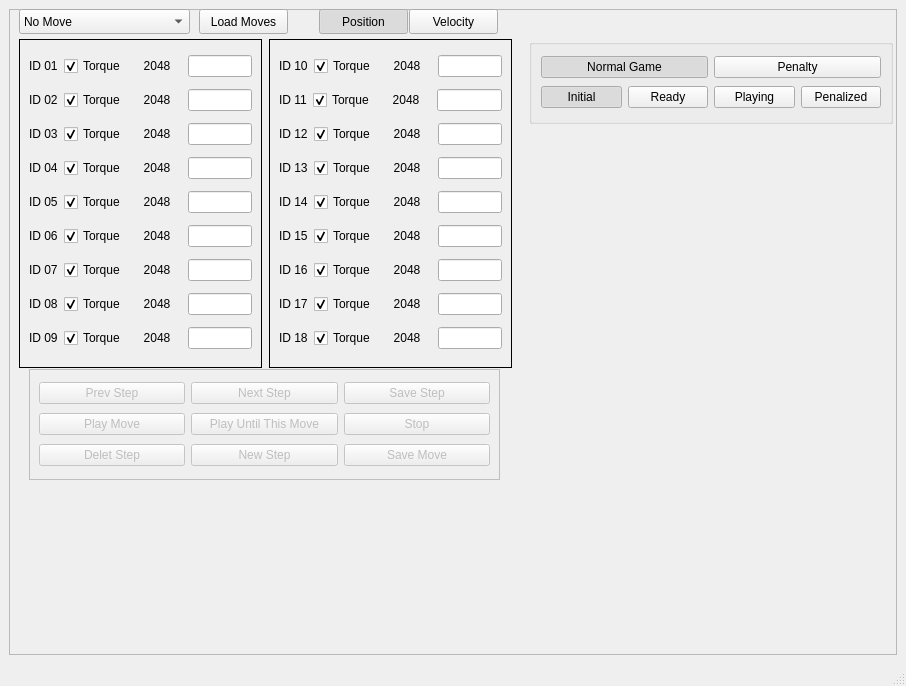
Above: src/gui/src/main_window.ui from RoboFEI/RoboFEI-HT_2023_SOFTWARE before the change. Below: the same form after it.
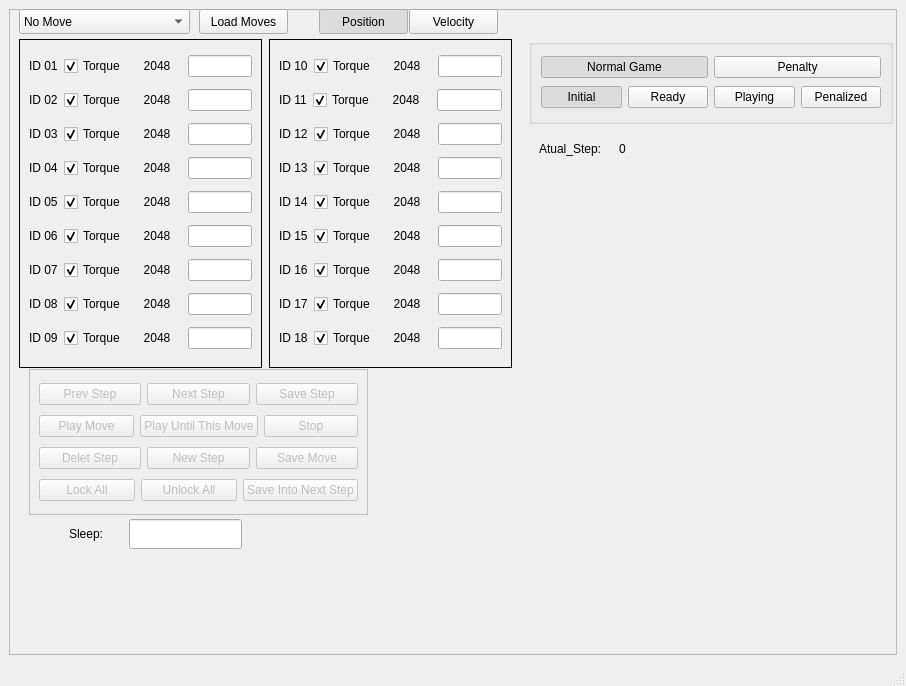
That is the form after the change.

Commit message: next step on gui

```diff
--- a/src/gui/src/main_window.ui
+++ b/src/gui/src/main_window.ui
@@ -1167,8 +1167,8 @@
         <rect>
          <x>20</x>
          <y>360</y>
-         <width>471</width>
-         <height>111</height>
+         <width>339</width>
+         <height>146</height>
         </rect>
        </property>
        <property name="frameShape">
@@ -1249,6 +1249,80 @@
            </widget>
           </item>
          </layout>
+        </item>
+        <item>
+         <layout class="QHBoxLayout" name="horizontalLayout_20">
+          <item>
+           <widget class="QPushButton" name="lockAllTorques_button">
+            <property name="text">
+             <string>Lock All</string>
+            </property>
+           </widget>
+          </item>
+          <item>
+           <widget class="QPushButton" name="unlockAllTorques_button">
+            <property name="text">
+             <string>Unlock All</string>
+            </property>
+           </widget>
+          </item>
+          <item>
+           <widget class="QPushButton" name="saveIntoNextStep_button">
+            <property name="text">
+             <string>Save Into Next Step</string>
+            </property>
+           </widget>
+          </item>
+         </layout>
+        </item>
+       </layout>
+      </widget>
+      <widget class="QLabel" name="sleep_text">
+       <property name="geometry">
+        <rect>
+         <x>60</x>
+         <y>510</y>
+         <width>67</width>
+         <height>30</height>
+        </rect>
+       </property>
+       <property name="text">
+        <string>Sleep:</string>
+       </property>
+      </widget>
+      <widget class="QLineEdit" name="sleep_value">
+       <property name="geometry">
+        <rect>
+         <x>120</x>
+         <y>510</y>
+         <width>113</width>
+         <height>30</height>
+        </rect>
+       </property>
+      </widget>
+      <widget class="QWidget" name="verticalLayoutWidget">
+       <property name="geometry">
+        <rect>
+         <x>530</x>
+         <y>130</y>
+         <width>154</width>
+         <height>19</height>
+        </rect>
+       </property>
+       <layout class="QHBoxLayout" name="horizontalLayout_19">
+        <item>
+         <widget class="QLabel" name="label">
+          <property name="text">
+           <string>Atual_Step:</string>
+          </property>
+         </widget>
+        </item>
+        <item>
+         <widget class="QLabel" name="atual_pos_label">
+          <property name="text">
+           <string>0</string>
+          </property>
+         </widget>
         </item>
        </layout>
       </widget>
```
The commit also changes 13 other files.
